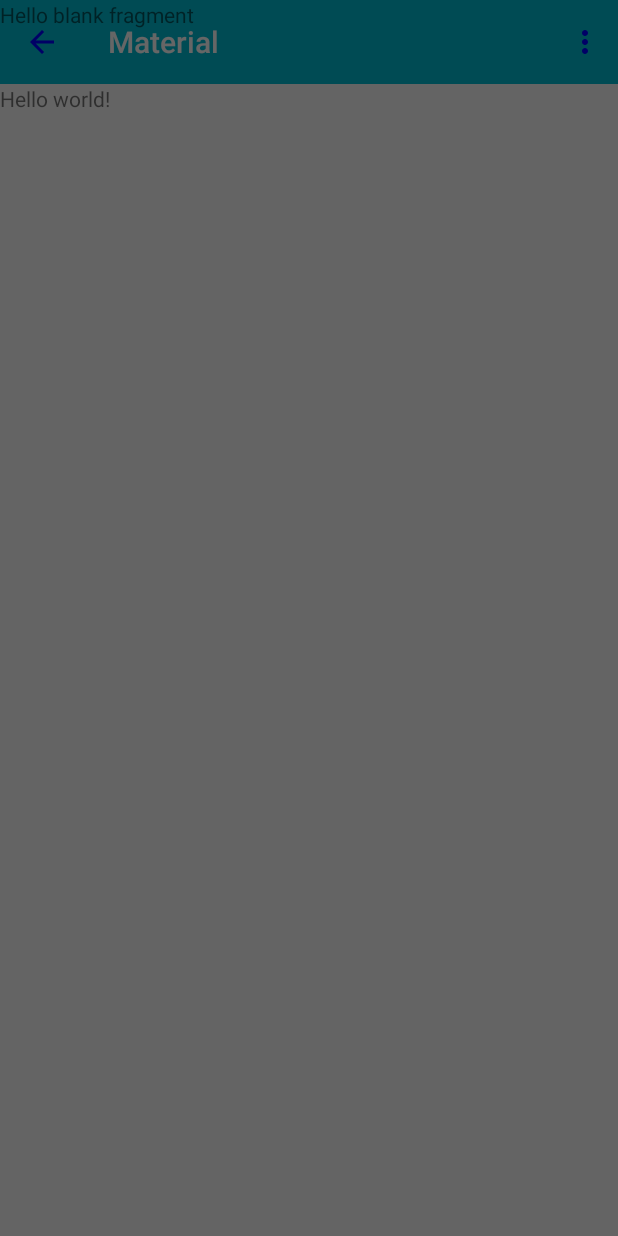
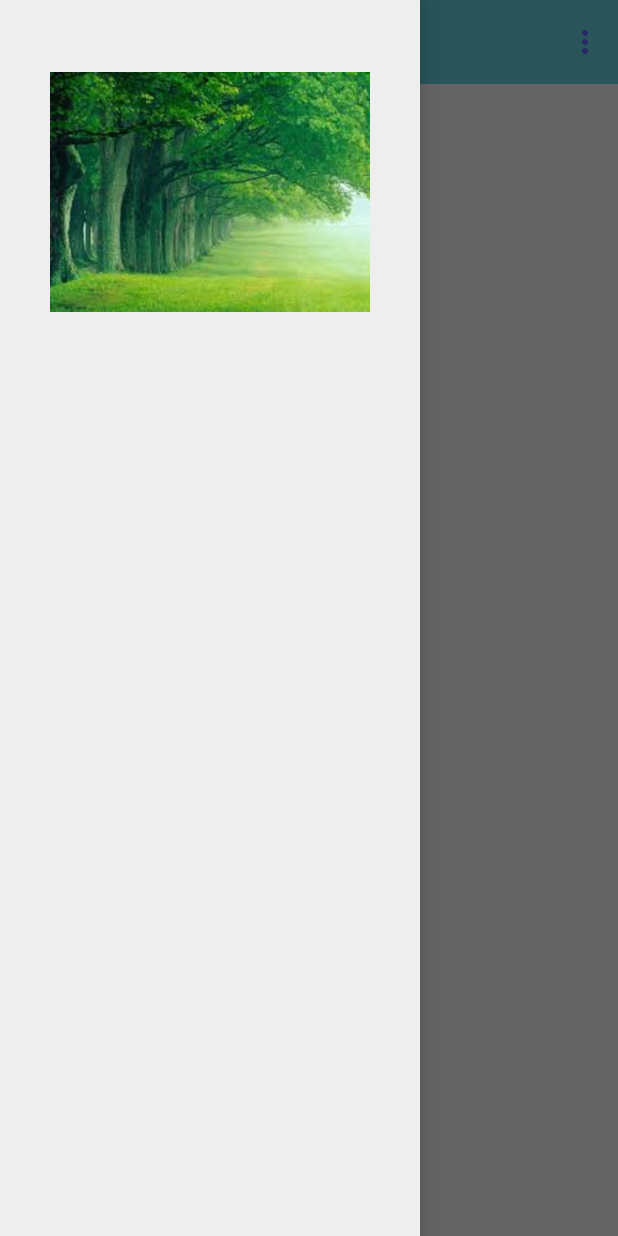
Before and after one commit to MacSimmy/AndroidMaterial, an Android app: the screen it shows after launch (BaseActivity), after a tap on "Open", on a phone screen of 412 x 824 dp. Run offline under Robolectric (Android 15) with nearby library versions, the phone set to English and light mode, and no system bars.

Commit message:
Added a   translucent status bar and  Navigation  drawer

```diff
--- a/app/src/main/java/com/example/mahendrachhimwal/materialtestpoc/activity/BaseActivity.java
+++ b/app/src/main/java/com/example/mahendrachhimwal/materialtestpoc/activity/BaseActivity.java
@@ -25,7 +25,7 @@ public class BaseActivity extends AppCompatActivity {
         NavigationDrawerFragment drawerFragment;
         drawerFragment = (NavigationDrawerFragment)
                 getSupportFragmentManager().findFragmentById(R.id.fragment_navigation_drawer);
-        drawerFragment.setUp((DrawerLayout)findViewById(R.id.drawer_layout),toolbar);
+        drawerFragment.setUp(R.id.fragment_navigation_drawer,(DrawerLayout)findViewById(R.id.drawer_layout),toolbar);
 
     }
 
--- a/app/src/main/java/com/example/mahendrachhimwal/materialtestpoc/fragments/NavigationDrawerFragment.java
+++ b/app/src/main/java/com/example/mahendrachhimwal/materialtestpoc/fragments/NavigationDrawerFragment.java
@@ -1,6 +1,5 @@
 package com.example.mahendrachhimwal.materialtestpoc.fragments;
 
-import android.app.Activity;
 import android.content.Context;
 import android.content.SharedPreferences;
 import android.net.Uri;
@@ -37,8 +36,12 @@ public class NavigationDrawerFragment extends Fragment {
     private boolean mFromSavedInstance;
 
     private DrawerLayout mDrawerLayout;
+    private Toolbar mToolbar;
     private ActionBarDrawerToggle mDrawerToggle;
-    public static final  String PREF_FILE_NAME="testpref";
+    public static final String PREF_FILE_NAME = "testpref";
+    public static final String KEY_USER_LEARNED_DRAWER = "keyUserLearnedDrawer";
+
+    private View containerView;
 
     private OnFragmentInteractionListener mListener;
 
@@ -71,6 +74,11 @@ public class NavigationDrawerFragment extends Fragment {
             mParam1 = getArguments().getString(ARG_PARAM1);
             mParam2 = getArguments().getString(ARG_PARAM2);
         }
+        mUserLearnedDrawer = Boolean.valueOf(readFromPreferences(getActivity(), KEY_USER_LEARNED_DRAWER, "false"));
+        if (savedInstanceState != null) {
+            mFromSavedInstance = true;
+        }
+
     }
 
     @Override
@@ -104,6 +112,7 @@ public class NavigationDrawerFragment extends Fragment {
         mListener = null;
     }
 */
+
     /**
      * This interface must be implemented by activities that contain this
      * fragment to allow an interaction in this fragment to be communicated
@@ -119,24 +128,58 @@ public class NavigationDrawerFragment extends Fragment {
         public void onFragmentInteraction(Uri uri);
     }
 
-    public  void setUp(DrawerLayout drawerLayout,  Toolbar toolBar)
-    {
+    public void setUp(int fragmentId, DrawerLayout drawerLayout, Toolbar toolBar) {
         mDrawerLayout = drawerLayout;
-        mDrawerToggle= new ActionBarDrawerToggle(getActivity(),mDrawerLayout,toolBar,R.string.drawer_open,R.string.Drawer_closed){
+        mToolbar = toolBar;
+        containerView = getActivity().findViewById(fragmentId);
+        mDrawerToggle = new ActionBarDrawerToggle(getActivity(), mDrawerLayout, toolBar, R.string.drawer_open, R.string.Drawer_closed) {
             @Override
             public void onDrawerOpened(View drawerView) {
+                super.onDrawerOpened(drawerView);
+                if (!mUserLearnedDrawer) {
+                    saveToPrefarences(getActivity(), KEY_USER_LEARNED_DRAWER, mUserLearnedDrawer + "");
+                }
+                getActivity().invalidateOptionsMenu();
 
-                super.onDrawerOpened(drawerView);
             }
+
             @Override
             public void onDrawerClosed(View drawerView) {
                 super.onDrawerClosed(drawerView);
+                getActivity().invalidateOptionsMenu();
+
+            }
+
+            @Override
+            public void onDrawerSlide(View drawerView, float slideOffset) {
+                if(slideOffset<0.6)
+                {
+                    mToolbar.setAlpha(1-slideOffset);
+                }
             }
         };
+      /*  if (!mUserLearnedDrawer && !mFromSavedInstance) {
+            mDrawerLayout.openDrawer(containerView);
+        }*/
 
         mDrawerLayout.setDrawerListener(mDrawerToggle);
+        mDrawerLayout.post(new Runnable() {
+            @Override
+            public void run() {
+                mDrawerToggle.syncState();
+            }
+        });
     }
-     public void saveToPrefarences(Context context,String preferenceName, String preferenceValue){
-         SharedPreferences sharedPreferences = context.getSharedPreferences(PREF_FILE_NAME,Context.MODE_PRIVATE);
-     }
+
+    public static void saveToPrefarences(Context context, String preferenceName, String preferenceValue) {
+        SharedPreferences sharedPreferences = context.getSharedPreferences(PREF_FILE_NAME, Context.MODE_PRIVATE);
+        SharedPreferences.Editor editor = sharedPreferences.edit();
+        editor.putString(preferenceName, preferenceValue);
+        editor.apply();
+    }
+
+    public static String readFromPreferences(Context context, String prefeenceName, String defaultValue) {
+        SharedPreferences sharedPreferences = context.getSharedPreferences(PREF_FILE_NAME, Context.MODE_PRIVATE);
+        return sharedPreferences.getString(prefeenceName, defaultValue);
+    }
 }
--- a/app/src/main/res/layout/activity_base.xml
+++ b/app/src/main/res/layout/activity_base.xml
@@ -8,6 +8,7 @@
     <RelativeLayout
         android:layout_width="match_parent"
         android:layout_height="match_parent"
+        android:fitsSystemWindows="true"
         tools:context="com.example.mahendrachhimwal.materialtestpoc.activity.BaseActivity">
 
         <include layout="@layout/app_bar"
@@ -16,7 +17,6 @@
         <TextView android:text="@string/hello_world" android:layout_width="wrap_content"
             android:layout_height="wrap_content"
             android:layout_below="@id/app_bar"/>
-
 
     </RelativeLayout>
     <fragment
--- a/app/src/main/res/layout/fragment_navigation_drawer.xml
+++ b/app/src/main/res/layout/fragment_navigation_drawer.xml
@@ -1,10 +1,16 @@
 <RelativeLayout xmlns:android="http://schemas.android.com/apk/res/android"
-    xmlns:tools="http://schemas.android.com/tools" android:layout_width="match_parent"
+    xmlns:tools="http://schemas.android.com/tools"
+    android:layout_width="match_parent"
     android:layout_height="match_parent"
+    android:background="#EEE"
     tools:context="com.example.mahendrachhimwal.materialtestpoc.fragments.NavigationDrawerFragment">
 
     <!-- TODO: Update blank fragment layout -->
-    <TextView android:layout_width="match_parent" android:layout_height="match_parent"
-        android:text="@string/hello_blank_fragment" />
-
+  <ImageView
+      android:id="@+id/imageViewNavigationDrawer"
+      android:layout_marginTop="@dimen/navigation_margin_top"
+      android:layout_width="280dp"
+      android:layout_height="160dp"
+      android:layout_marginBottom="@dimen/navigation_margin_botom"
+      android:src="@drawable/navigation_image"/>
 </RelativeLayout>
--- /dev/null
+++ b/app/src/main/res/values-v21/dimens.xml
@@ -0,0 +1,5 @@
+<?xml version="1.0" encoding="utf-8"?>
+<resources>
+    <dimen name="navigation_margin_top">48dp</dimen>
+    <dimen name="navigation_margin_botom">32dp</dimen>
+</resources>
--- a/app/src/main/res/values-v21/styles.xml
+++ b/app/src/main/res/values-v21/styles.xml
@@ -5,5 +5,6 @@
         <item name="android:colorPrimary">@color/colorPrimary</item>
         <item name="android:colorPrimaryDark">@color/colorPrimaryDark</item>
         <item name="android:colorAccent">@color/colorAccent</item>
+        <item name="android:windowTranslucentStatus">true</item>
     </style>
 </resources>
--- a/app/src/main/res/values/dimens.xml
+++ b/app/src/main/res/values/dimens.xml
@@ -2,4 +2,6 @@
     <!-- Default screen margins, per the Android Design guidelines. -->
     <dimen name="activity_horizontal_margin">16dp</dimen>
     <dimen name="activity_vertical_margin">16dp</dimen>
+    <dimen name="navigation_margin_top">24dp</dimen>
+    <dimen name="navigation_margin_botom">16dp</dimen>
 </resources>
```
Also changed, not shown: app/src/main/res/layout/activity_base_appbar.xml (added, +33 -0 lines), app/src/main/ic_launcher-web.png (added), app/src/main/res/drawable/navigation_image.jpg (added), app/src/main/res/mipmap-hdpi/ic_launcher.png, app/src/main/res/mipmap-mdpi/ic_launcher.png, app/src/main/res/mipmap-xhdpi/ic_launcher.png, app/src/main/res/mipmap-xxhdpi/ic_launcher.png, app/src/main/res/mipmap-xxxhdpi/ic_launcher.png (added).
